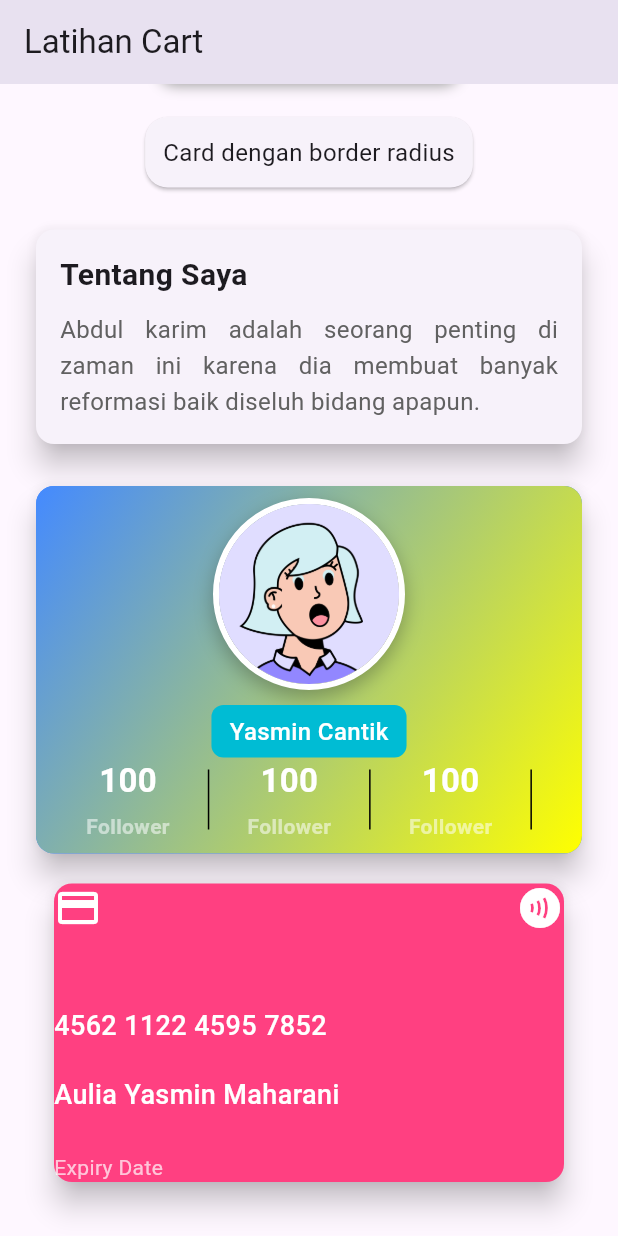
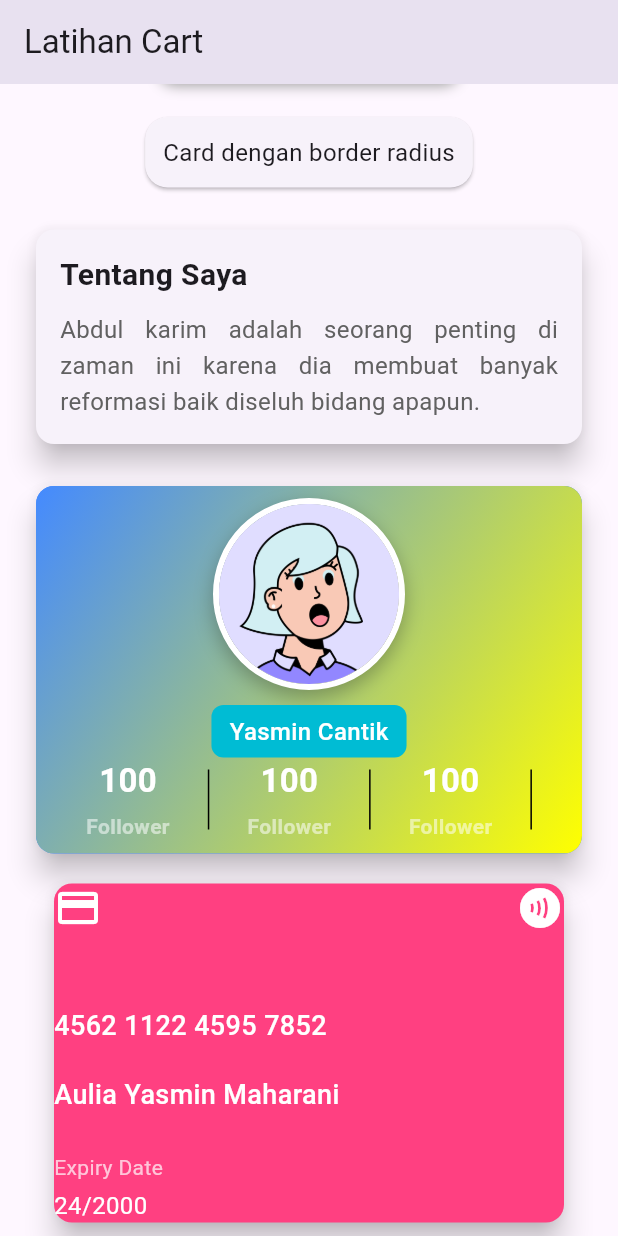
Before and after one commit to yaseumine/Tugas_week_8_1123150146, a Flutter app: the screen it shows after launch, scrolled down 211 dp, on a phone screen of 412 x 824 dp. Run offline on Flutter 3.47's test engine with Material 3 defaults, Android fonts, the phone set to English and light mode, and no system bars.

Commit message:
membuat tgl exipred date

```diff
--- a/lib/pages/latihan_cart.dart
+++ b/lib/pages/latihan_cart.dart
@@ -317,6 +317,14 @@ class LatihanCart extends StatelessWidget {
                                   fontSize: 14,
                                 ),
                               ),
+                              SizedBox(height: 4),
+                              Text(
+                                "24/2000",
+                                style: TextStyle(
+                                  color: Colors.white,
+                                  fontSize: 16,
+                                ),
+                              ),
                             ],
                           ),
                         ],
```
